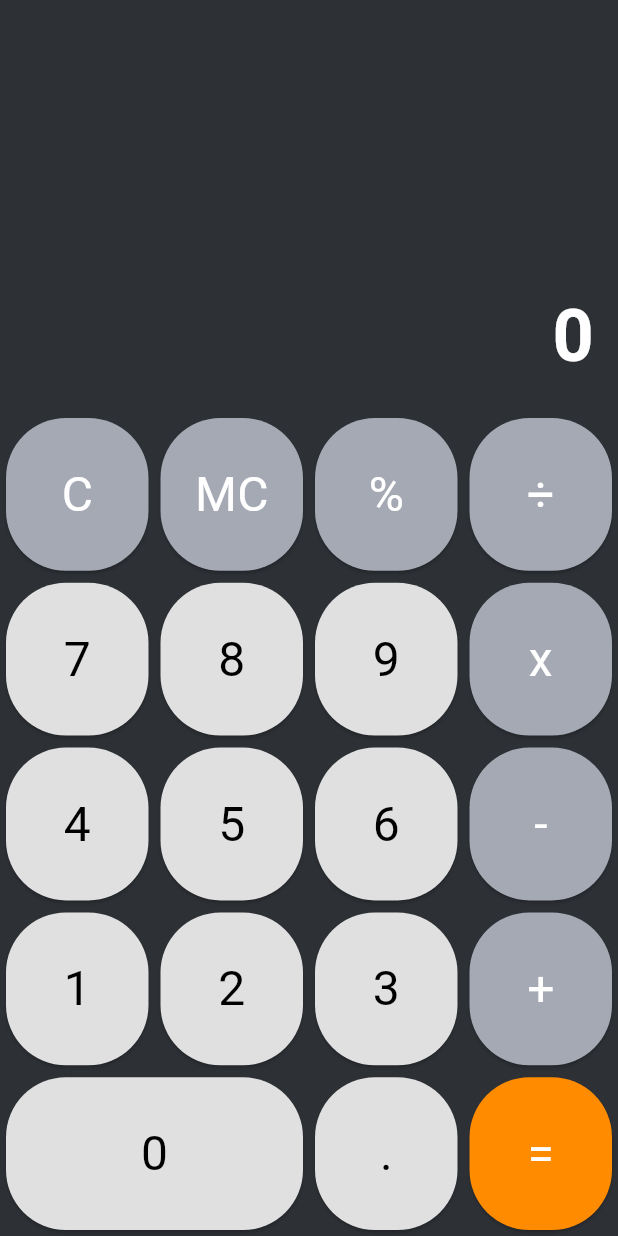
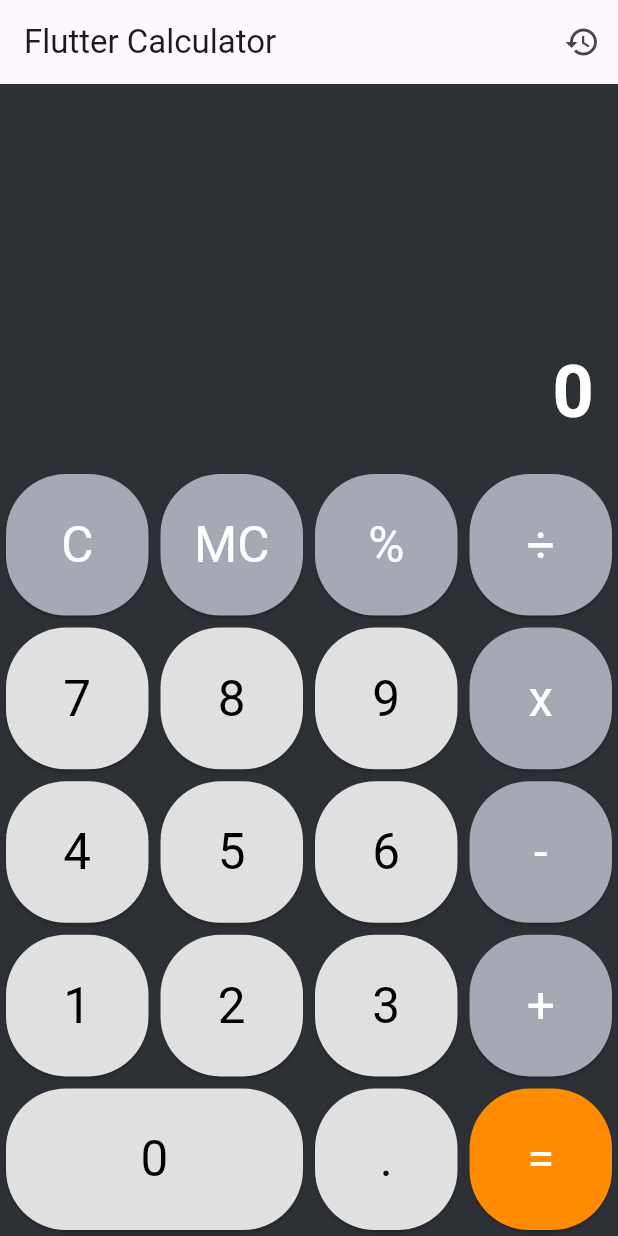
Before and after one commit to KalitorifyOff/vibeCalci1, a Flutter app: the screen it shows after launch, after a tap on "MC", on a phone screen of 412 x 824 dp. Run offline on Flutter 3.47's test engine with Material 3 defaults, Android fonts, the phone set to English and light mode, and no system bars.

Commit message:
feat: Implement history and responsive UI
- Implement calculation history feature
- Make UI responsive to different screen sizes
- Update tests

```diff
--- a/lib/calculator_logic.dart
+++ b/lib/calculator_logic.dart
@@ -6,11 +6,14 @@ class CalculatorLogic extends ChangeNotifier {
   double _firstOperand = 0.0;
   String _operator = '';
   bool _isOperatorPressed = false;
+  bool _isCalculationComplete = false;
+  final List<String> _history = [];
 
   String get expression => _expression;
   String get result => _result;
   double get firstOperand => _firstOperand;
   String get operator => _operator;
+  List<String> get history => _history;
 
   String _formatResult(double result) {
     if (result.truncateToDouble() == result) {
@@ -27,14 +30,19 @@ class CalculatorLogic extends ChangeNotifier {
       _firstOperand = 0.0;
       _operator = '';
       _isOperatorPressed = false;
+      _isCalculationComplete = false;
     } else if (buttonText == '⌫') {
       if (_result.length > 1) {
         _result = _result.substring(0, _result.length - 1);
       } else {
         _result = '0';
       }
+      _isCalculationComplete = false;
     } else if (buttonText == '.') {
-      if (_isOperatorPressed) {
+      if (_isCalculationComplete) {
+        _result = '0.';
+        _isCalculationComplete = false;
+      } else if (_isOperatorPressed) {
         _result = '0.';
         _isOperatorPressed = false;
       } else if (!_result.contains('.')) {
@@ -43,31 +51,34 @@ class CalculatorLogic extends ChangeNotifier {
     } else if (buttonText == '%') {
       double currentValue = double.parse(_result);
       _result = _formatResult(currentValue / 100);
+      _isCalculationComplete = true;
     } else if (buttonText == '+' ||
         buttonText == '-' ||
         buttonText == 'x' ||
         buttonText == '÷') {
-      if (_firstOperand == 0.0 || _isOperatorPressed) {
-        _firstOperand = double.parse(_result);
-      } else {
+      if (_isCalculationComplete) {
+        _isCalculationComplete = false;
+      }
+      if (_operator.isNotEmpty && !_isOperatorPressed) {
         _calculateResult();
       }
+      _firstOperand = double.parse(_result);
       _operator = buttonText;
       _expression = '${_formatResult(_firstOperand)} $_operator';
       _isOperatorPressed = true;
     } else if (buttonText == '=') {
-      _calculateResult();
-      _expression = '';
-      _isOperatorPressed = false;
-    } else {
-      if (_result == 'Error') { // Clear error state on new number input
-        _result = '0';
+      if (_operator.isNotEmpty) {
+        _calculateResult();
         _expression = '';
-        _firstOperand = 0.0;
+        _isOperatorPressed = false;
+        _isCalculationComplete = true;
         _operator = '';
-        _isOperatorPressed = false;
       }
-      if (_isOperatorPressed) {
+    } else { // Number buttons
+      if (_isCalculationComplete) {
+        _result = buttonText;
+        _isCalculationComplete = false;
+      } else if (_isOperatorPressed) {
         _result = buttonText;
         _isOperatorPressed = false;
       } else if (_result == '0') {
@@ -82,6 +93,7 @@ class CalculatorLogic extends ChangeNotifier {
   void _calculateResult() {
     if (_result == 'Error') return; // Don't calculate if already in error state
     double secondOperand = double.parse(_result);
+    String secondOperandStr = _result;
     double tempResultValue = 0;
 
     switch (_operator) {
@@ -105,6 +117,10 @@ class CalculatorLogic extends ChangeNotifier {
         break;
     }
 
+    final historyEntry =
+        '${_formatResult(_firstOperand)} $_operator $secondOperandStr = ${_formatResult(tempResultValue)}';
+    _history.add(historyEntry);
+
     _result = _formatResult(tempResultValue);
     if (_result != 'Error') {
       _firstOperand = tempResultValue;
--- a/lib/main.dart
+++ b/lib/main.dart
@@ -3,6 +3,7 @@ import 'package:provider/provider.dart';
 import 'package:calci/widgets/calculator_display.dart';
 import 'package:calci/widgets/calculator_button.dart';
 import 'package:calci/calculator_logic.dart';
+import 'package:calci/widgets/history_page.dart';
 
 void main() {
   runApp(const MyApp());
@@ -36,6 +37,20 @@ class MyHomePage extends StatelessWidget {
     final calculator = Provider.of<CalculatorLogic>(context);
 
     return Scaffold(
+      appBar: AppBar(
+        title: Text(title),
+        actions: [
+          IconButton(
+            icon: const Icon(Icons.history),
+            onPressed: () {
+              Navigator.push(
+                context,
+                MaterialPageRoute(builder: (context) => const HistoryPage()),
+              );
+            },
+          ),
+        ],
+      ),
       backgroundColor: const Color(0xFF2D3035), // Dark Charcoal background
       body: Column(
         children: <Widget>[
--- a/lib/widgets/calculator_button.dart
+++ b/lib/widgets/calculator_button.dart
@@ -4,7 +4,6 @@ class CalculatorButton extends StatelessWidget {
   final String text;
   final Color color;
   final Color textColor;
-  final double fontSize;
   final VoidCallback onPressed;
 
   const CalculatorButton({
@@ -12,12 +11,14 @@ class CalculatorButton extends StatelessWidget {
     required this.text,
     this.color = const Color(0xFFE0E0E0), // Light Gray
     this.textColor = Colors.black,
-    this.fontSize = 32.0,
     required this.onPressed,
   });
 
   @override
   Widget build(BuildContext context) {
+    final screenWidth = MediaQuery.of(context).size.width;
+    final fontSize = screenWidth * 0.08; // 8% of screen width
+
     return Container(
       margin: const EdgeInsets.all(4.0),
       child: ElevatedButton(
--- a/lib/widgets/calculator_display.dart
+++ b/lib/widgets/calculator_display.dart
@@ -19,14 +19,19 @@ class CalculatorDisplay extends StatelessWidget {
         crossAxisAlignment: CrossAxisAlignment.end,
         mainAxisAlignment: MainAxisAlignment.end,
         children: <Widget>[
-          Text(
+          FittedBox(
+            fit: BoxFit.scaleDown,
+            child: Text(
               expression,
               style: const TextStyle(
                 color: Colors.white70,
                 fontSize: 24.0,
               ),
             ),
-          Text(
+          ),
+          FittedBox(
+            fit: BoxFit.scaleDown,
+            child: Text(
               result,
               style: const TextStyle(
                 color: Colors.white,
@@ -34,6 +39,7 @@ class CalculatorDisplay extends StatelessWidget {
                 fontWeight: FontWeight.bold,
               ),
             ),
+          ),
         ],
       ),
     );
```
Also changed, not shown: lib/widgets/history_page.dart (added, +27 -0 lines), 2 other files. Lines whose indentation alone changed are shown as unchanged.
